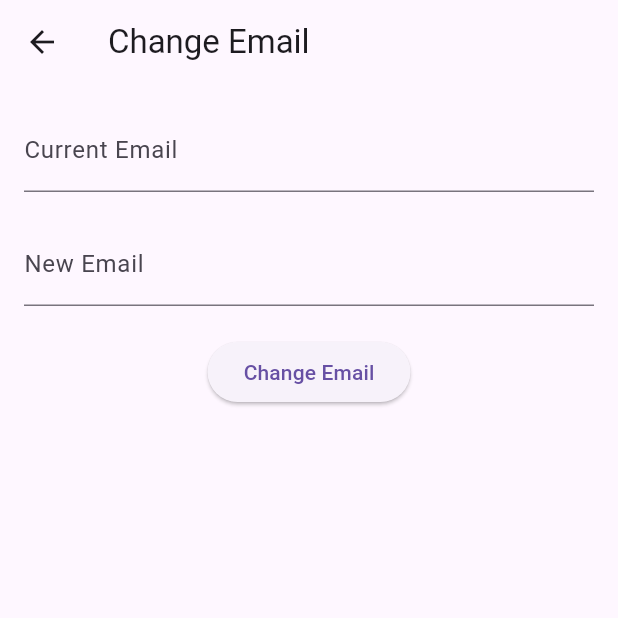
After one commit to Jazo00/mobile_app_ar, a Flutter app: the ChangeEmailPage screen opened by its route, on a phone screen of 412 x 824 dp, the top half of it. The commit adds this screen. Run offline on Flutter 3.47's test engine with Material 3 defaults, Android fonts, the phone set to English and light mode, and no system bars; our stand-ins replace flutter_svg, google_fonts, image_picker, shared_preferences, supabase_flutter; accounts and stored records are empty.

Commit message:
Change password and email pages have been added.
Both seem to be working with a few tweaks.
Email: The link being sent needs to be reworked/tested if it will work as intended
Password: The user needs to be prompted to login again or re-authenticate them after the password change due to session end.

```diff
--- /dev/null
+++ b/mobile_app_ar/lib/change_email_page.dart
@@ -0,0 +1,125 @@
+import 'package:flutter/material.dart';
+import 'package:supabase_flutter/supabase_flutter.dart';
+
+class ChangeEmailPage extends StatefulWidget {
+  @override
+  _ChangeEmailPageState createState() => _ChangeEmailPageState();
+}
+
+class _ChangeEmailPageState extends State<ChangeEmailPage> {
+  final SupabaseClient client = Supabase.instance.client;
+  final TextEditingController _currentEmailController = TextEditingController();
+  final TextEditingController _newEmailController = TextEditingController();
+  bool _isLoading = false;
+  String? _error;
+
+  @override
+  void initState() {
+    super.initState();
+    _loadCurrentEmail();
+  }
+
+  // Load current email into the form
+  void _loadCurrentEmail() async {
+    final currentUser = client.auth.currentUser;
+    if (currentUser != null) {
+      setState(() {
+        _currentEmailController.text = currentUser.email!;
+      });
+    }
+  }
+
+  Future<void> _changeEmail() async {
+    if (_newEmailController.text.isEmpty || !_validateEmail(_newEmailController.text)) {
+      setState(() {
+        _error = 'Please enter a valid new email.';
+      });
+      return;
+    }
+
+    setState(() {
+      _isLoading = true;
+      _error = null;
+    });
+
+    try {
+      final response = await client.auth.update(
+        UserAttributes(email: _newEmailController.text),
+      );
+
+      if (response.error != null) {
+        setState(() {
+          _error = response.error!.message;
+        });
+      } else {
+        ScaffoldMessenger.of(context).showSnackBar(
+          const SnackBar(
+            content: Text('Please verify your new email by clicking the link sent to your email.'),
+          ),
+        );
+        Navigator.pop(context); // Go back after success
+      }
+    } catch (error) {
+      setState(() {
+        _error = 'Failed to update email: $error';
+      });
+    } finally {
+      setState(() {
+        _isLoading = false;
+      });
+    }
+  }
+
+  // Basic email validation
+  bool _validateEmail(String email) {
+    final emailRegex = RegExp(r'^[^@]+@[^@]+\.[^@]+');
+    return emailRegex.hasMatch(email);
+  }
+
+  @override
+  Widget build(BuildContext context) {
+    return Scaffold(
+      appBar: AppBar(
+        title: const Text('Change Email'),
+      ),
+      body: Padding(
+        padding: const EdgeInsets.all(16.0),
+        child: Column(
+          children: [
+            TextFormField(
+              controller: _currentEmailController,
+              decoration: const InputDecoration(labelText: 'Current Email'),
+              readOnly: true, // Prevent modification of current email
+            ),
+            const SizedBox(height: 20),
+            TextFormField(
+              controller: _newEmailController,
+              decoration: const InputDecoration(labelText: 'New Email'),
+              keyboardType: TextInputType.emailAddress,
+              validator: (value) {
+                if (value == null || value.isEmpty || !_validateEmail(value)) {
+                  return 'Please enter a valid email';
+                }
+                return null;
+              },
+            ),
+            const SizedBox(height: 20),
+            _isLoading
+                ? const CircularProgressIndicator()
+                : ElevatedButton(
+                    onPressed: _changeEmail,
+                    child: const Text('Change Email'),
+                  ),
+            if (_error != null) ...[
+              const SizedBox(height: 20),
+              Text(
+                'Error: $_error',
+                style: const TextStyle(color: Colors.red),
+              ),
+            ],
+          ],
+        ),
+      ),
+    );
+  }
+}
--- a/mobile_app_ar/lib/change_password_page.dart
+++ b/mobile_app_ar/lib/change_password_page.dart
@@ -25,9 +25,18 @@ class _ChangePasswordPageState extends State<ChangePasswordPage> {
       });
 
       try {
-        // Step 1: Authenticate the user with the old password
+        final email = _supabaseClient.auth.currentUser?.email;
+
+        if (email == null) {
+          setState(() {
+            _error = 'User not authenticated';
+          });
+          return;
+        }
+
+        // Step 1: Authenticate the user with the old password (sign them in again)
         final signInResponse = await _supabaseClient.auth.signIn(
-          email: _supabaseClient.auth.currentUser?.email,
+          email: email,
           password: _oldPasswordController.text,
         );
 
```
Also changed, not shown: mobile_app_ar/lib/main.dart (+14 -9 lines).
